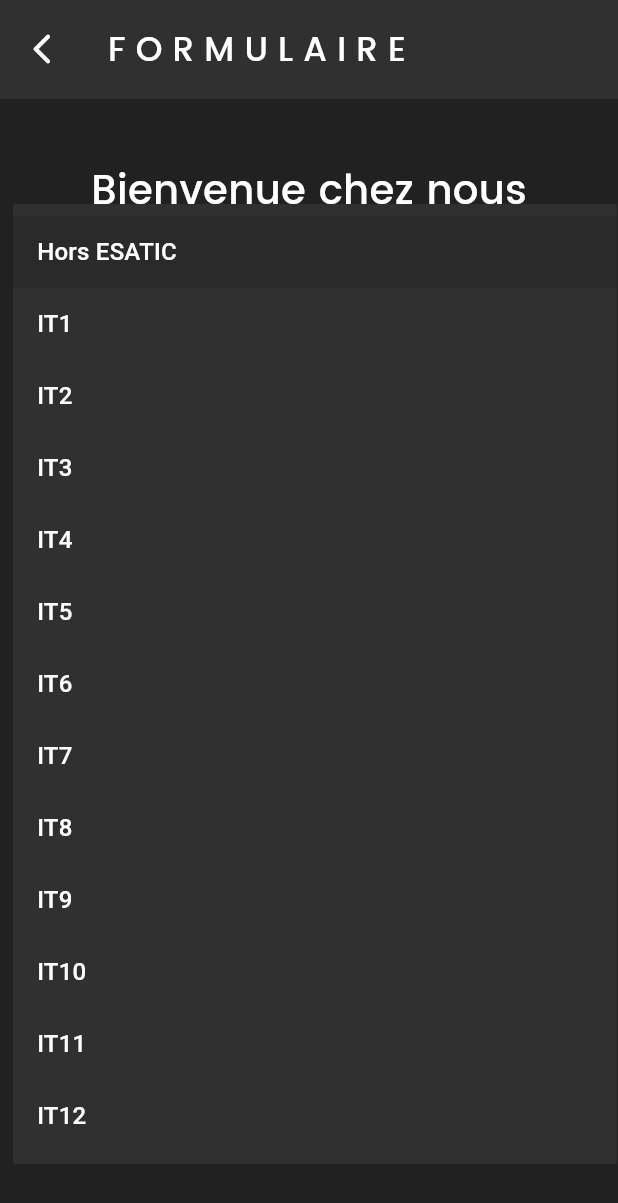
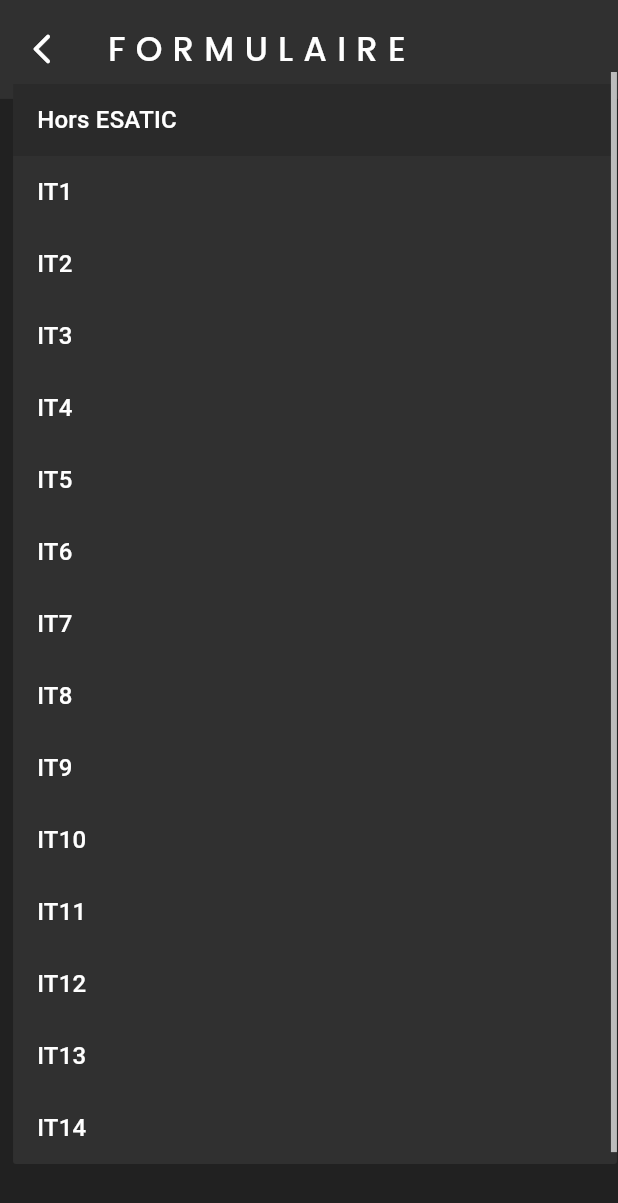
Before and after one commit to Isaac1676/ACE_APP, a Flutter app: the FormPage screen opened directly, after a tap on "Promotion (IT1-IT12)", on a phone screen of 412 x 824 dp. Shown: the top 1203 px of the screen. Run offline on Flutter 3.47's test engine with Material 3 defaults, Android fonts, the phone set to English and light mode, and no system bars; our stand-ins replace isar; accounts and stored records are empty; generated files the repository leaves out were written again.

Commit message:
finish ace_app

```diff
--- a/lib/components/text_field.dart
+++ b/lib/components/text_field.dart
@@ -1,5 +1,4 @@
 import 'package:flutter/material.dart';
-import 'package:flutter/services.dart';
 
 class MyTextField extends StatelessWidget {
   final String hintText;
@@ -114,7 +113,7 @@
 class _PromotionFieldState extends State<PromotionField> {
   final List<String> itemList = [
     'Hors ESATIC',
-    ...List.generate(12, (index) => 'IT${index + 1}')
+    ...List.generate(14, (index) => 'IT${index + 1}')
   ];
 
   @override
--- a/pubspec.yaml
+++ b/pubspec.yaml
@@ -39,6 +39,7 @@
   path_provider: ^2.1.3
   isar: ^3.1.0+1
   isar_flutter_libs: ^3.1.0+1
+
 
 dev_dependencies:
   flutter_test:
```
Also changed, not shown: assets/image/ace_ic.png (added), 1 other file.
